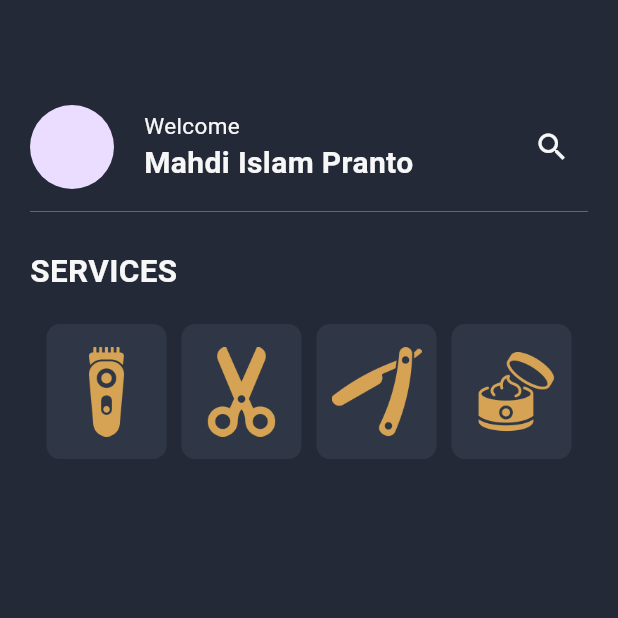
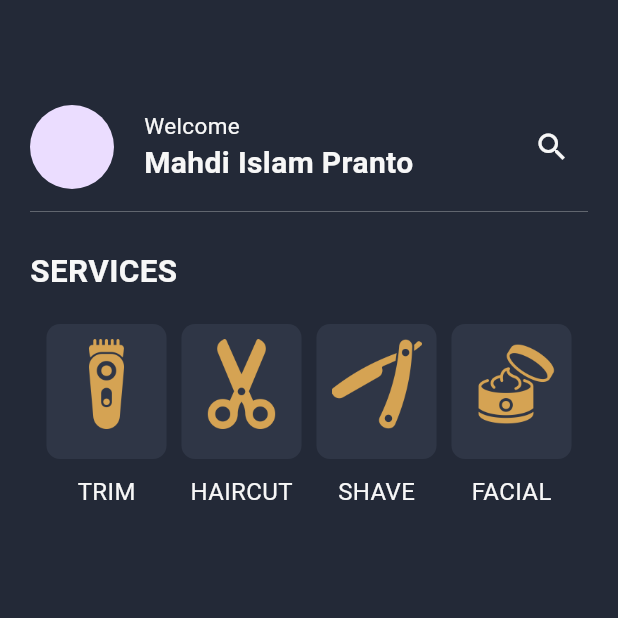
Before and after one commit to mahdi-islam-pranto/barber_shop, a Flutter app: the HomePage screen opened directly, on a phone screen of 412 x 824 dp, the top half of it. Run offline on Flutter 3.47's test engine with Material 3 defaults, Android fonts, the phone set to English and light mode, and no system bars.

Commit message:
homepage design

```diff
--- a/lib/screens/homepage.dart
+++ b/lib/screens/homepage.dart
@@ -66,6 +66,9 @@ class _HomePageState extends State<HomePage> {
             Row(
               mainAxisAlignment: MainAxisAlignment.center,
               children: [
+                Column(
+                  children: [
+                    // service icon container
                     Container(
                       decoration: ShapeDecoration(
                         shape: RoundedRectangleBorder(
@@ -74,14 +77,31 @@ class _HomePageState extends State<HomePage> {
                       ),
                       height: 90,
                       width: 80,
-                  child: Padding(
+                      child: Column(
+                        children: [
+                          Padding(
                             padding: const EdgeInsets.all(10.0),
                             child: Image.asset(
                               "assets/images/trimmer.png",
                             ),
                           ),
+                        ],
+                      ),
+                    ),
+
+                    // service text
+
+                    const SizedBox(
+                      height: 10,
+                    ),
+
+                    const Text("TRIM", style: TextStyle(fontSize: 16))
+                  ],
                 ),
                 const SizedBox(width: 10),
+                Column(
+                  children: [
+                    // service icon container
                     Container(
                       decoration: ShapeDecoration(
                         shape: RoundedRectangleBorder(
@@ -90,14 +110,31 @@ class _HomePageState extends State<HomePage> {
                       ),
                       height: 90,
                       width: 80,
-                  child: Padding(
+                      child: Column(
+                        children: [
+                          Padding(
                             padding: const EdgeInsets.all(10.0),
                             child: Image.asset(
                               "assets/images/scissors.png",
                             ),
                           ),
+                        ],
+                      ),
+                    ),
+
+                    // service text
+
+                    const SizedBox(
+                      height: 10,
+                    ),
+
+                    const Text("HAIRCUT", style: TextStyle(fontSize: 16))
+                  ],
                 ),
                 const SizedBox(width: 10),
+                Column(
+                  children: [
+                    // service icon container
                     Container(
                       decoration: ShapeDecoration(
                         shape: RoundedRectangleBorder(
@@ -106,14 +143,31 @@ class _HomePageState extends State<HomePage> {
                       ),
                       height: 90,
                       width: 80,
-                  child: Padding(
+                      child: Column(
+                        children: [
+                          Padding(
                             padding: const EdgeInsets.all(10.0),
                             child: Image.asset(
                               "assets/images/razor.png",
                             ),
                           ),
+                        ],
+                      ),
+                    ),
+
+                    // service text
+
+                    const SizedBox(
+                      height: 10,
+                    ),
+
+                    const Text("SHAVE", style: TextStyle(fontSize: 16))
+                  ],
                 ),
                 const SizedBox(width: 10),
+                Column(
+                  children: [
+                    // service icon container
                     Container(
                       decoration: ShapeDecoration(
                         shape: RoundedRectangleBorder(
@@ -122,12 +176,26 @@ class _HomePageState extends State<HomePage> {
                       ),
                       height: 90,
                       width: 80,
-                  child: Padding(
+                      child: Column(
+                        children: [
+                          Padding(
                             padding: const EdgeInsets.all(10.0),
                             child: Image.asset(
                               "assets/images/moisturizing.png",
                             ),
                           ),
+                        ],
+                      ),
+                    ),
+
+                    // service text
+
+                    const SizedBox(
+                      height: 10,
+                    ),
+
+                    const Text("FACIAL", style: TextStyle(fontSize: 16))
+                  ],
                 ),
               ],
             )
```
Lines whose indentation alone changed are shown as unchanged.
